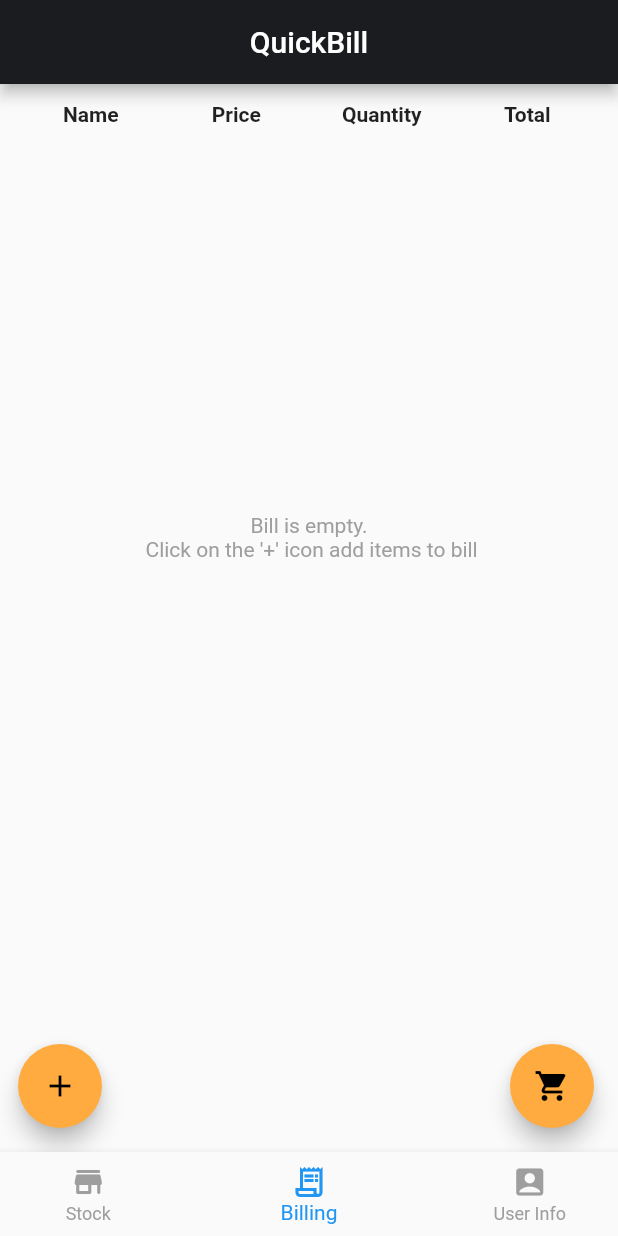
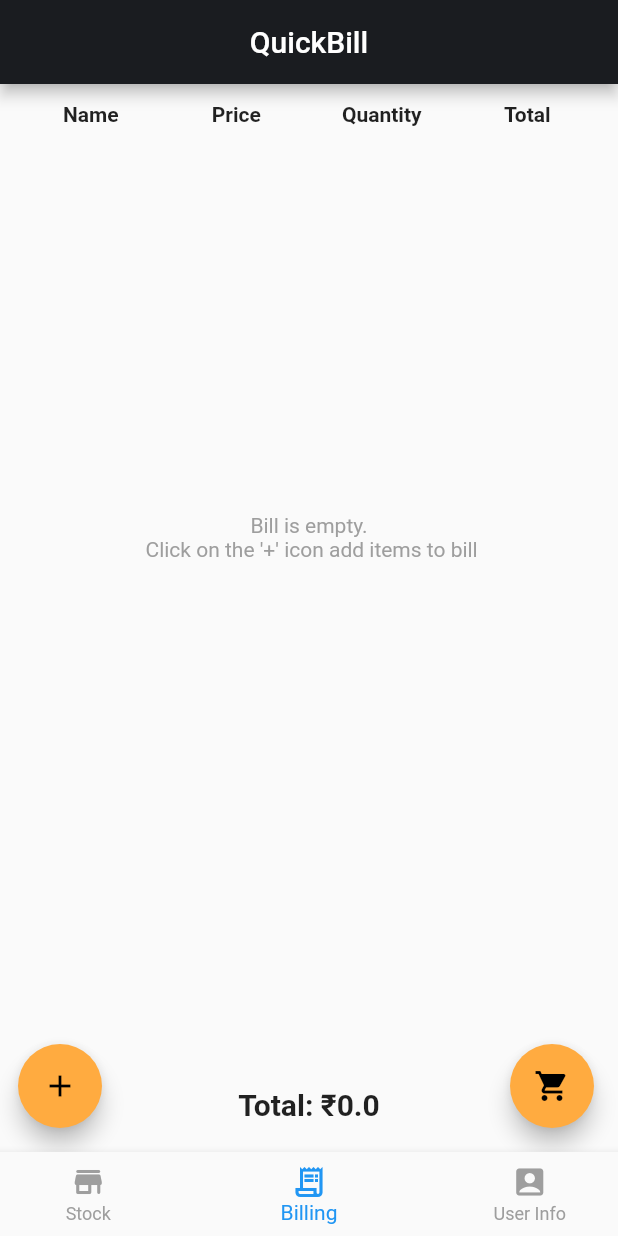
Before and after one commit to Eshaan-B/Shooper, a Flutter app: the screen it shows after launch, on a phone screen of 412 x 824 dp. Run offline on Flutter 3.47's test engine with Material 2 defaults, Android fonts, the phone set to English and light mode, and no system bars; our stand-ins replace cloud_firestore, firebase_core; missing offline and left inert: flutter_barcode_scanner; accounts and stored records are empty.

Commit message:
added total

```diff
--- a/lib/providers/ProductProvider.dart
+++ b/lib/providers/ProductProvider.dart
@@ -162,8 +162,16 @@ class ProductProvider with ChangeNotifier {
     notifyListeners();
   }
 
+  double getTotal() {
+    double total = 0;
+    _billItems.forEach((item) {
+      total += item.totalAmount;
+    });
+    return total;
+  }
+
   void submitOrder() {
-    double total = 0;
+    double total = getTotal();
     _billItems.forEach((item) {
       total += item.totalAmount;
     });
--- a/lib/screens/BillingScreen.dart
+++ b/lib/screens/BillingScreen.dart
@@ -1,3 +1,4 @@
+import 'package:flutter/cupertino.dart';
 import 'package:flutter/material.dart';
 import 'package:provider/provider.dart';
 import 'package:flutter_barcode_scanner/flutter_barcode_scanner.dart';
@@ -53,6 +54,19 @@ class _BillingScreenState extends State<BillingScreen> {
         children: [
           Header(),
           Container(child: TestBillList()),
+          Spacer(),
+          Container(
+            child: Text(
+              "Total: ₹${Provider.of<ProductProvider>(context, listen: false).getTotal()}",
+              style: TextStyle(
+                fontWeight: FontWeight.bold,
+                fontSize: 20
+              ),
+            ),
+          ),
+          SizedBox(
+            height: 20,
+          ),
         ],
       ),
       floatingActionButton: Stack(
--- a/lib/widgets/ProductItem.dart
+++ b/lib/widgets/ProductItem.dart
@@ -21,7 +21,7 @@ class _ProductItemState extends State<ProductItem> {
       borderRadius: BorderRadius.circular(10),
       child: GridTile(
         child: Image.network(
-          'https://www.christinascucina.com/wp-content/uploads/2017/10/fullsizeoutput_6b2a-720x405.jpeg',
+          'https://cdn.hswstatic.com/gif/canned-food.jpg',
           fit: BoxFit.cover,
         ),
         footer: GridTileBar(
```
